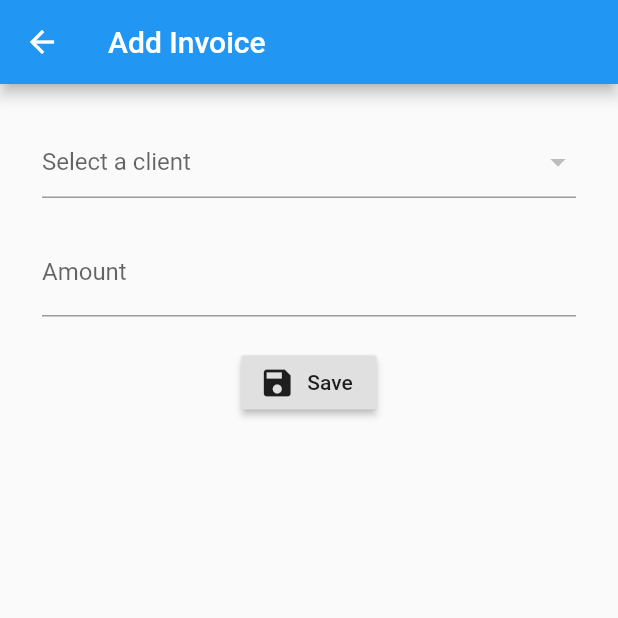
After one commit to ivangonzalezg/debts_flutter, a Flutter app: the AddInvoice screen opened by its route, on a phone screen of 412 x 824 dp, the top half of it. The commit adds this screen. Run offline on Flutter 3.47's test engine with Material 2 defaults, Android fonts, the phone set to English and light mode, and no system bars; our stand-ins replace sqflite; missing offline and left inert: random_color; accounts and stored records are empty.

Commit message:
Saving invoices

```diff
--- /dev/null
+++ b/lib/add_invoice.dart
@@ -0,0 +1,121 @@
+import 'package:debts/helpers/database.dart';
+import 'package:flutter/material.dart';
+
+void main() {
+  runApp(MaterialApp(
+    home: AddInvoice(),
+    theme: ThemeData(primaryColor: Colors.white),
+  ));
+}
+
+class AddInvoice extends StatefulWidget {
+  @override
+  _State createState() => _State();
+}
+
+class _State extends State<AddInvoice> {
+  DatabaseHelper helper = DatabaseHelper();
+
+  final _formKey = GlobalKey<FormState>();
+
+  final GlobalKey<ScaffoldState> _scaffold = GlobalKey<ScaffoldState>();
+
+  final _amountController = TextEditingController();
+
+  List<Client> clients = List();
+
+  String selectedClient;
+
+  @override
+  void initState() {
+    _initState();
+    super.initState();
+  }
+
+  Future<Null> _addInvoice(BuildContext context) async {
+    try {
+      Invoice invoice = new Invoice();
+      invoice.amount = int.parse(_amountController.text.toString());
+      invoice.clientId = int.parse(selectedClient);
+      await helper.saveInvoice(invoice);
+      Navigator.pop(context);
+    } catch (error) {
+      _scaffold.currentState.showSnackBar(
+        SnackBar(
+          content: Text(error.toString()),
+          backgroundColor: Colors.red[900],
+          duration: Duration(seconds: 1),
+        ),
+      );
+    }
+  }
+
+  @override
+  Widget build(BuildContext context) {
+    return Scaffold(
+      key: _scaffold,
+      appBar: AppBar(
+        title: Text("Add Invoice"),
+      ),
+      body: Container(
+        padding: EdgeInsets.all(28),
+        child: Form(
+          key: _formKey,
+          child: Column(
+            children: <Widget>[
+              DropdownButtonFormField<String>(
+                value: selectedClient,
+                onChanged: (String newValue) {
+                  setState(() {
+                    selectedClient = newValue;
+                  });
+                },
+                items: clients.map<DropdownMenuItem<String>>(
+                  (Client client) {
+                    return DropdownMenuItem<String>(
+                      value: client.id.toString(),
+                      child: Text(client.name),
+                    );
+                  },
+                ).toList(),
+                hint: Text("Select a client"),
+                isExpanded: true,
+                validator: (value) =>
+                    value == null ? 'Please selected a client' : null,
+              ),
+              SizedBox(
+                height: 20,
+              ),
+              TextFormField(
+                controller: _amountController,
+                validator: (value) =>
+                    value.isEmpty ? 'Please enter an amount' : null,
+                decoration: InputDecoration(
+                  labelText: "Amount",
+                ),
+                keyboardType: TextInputType.number,
+              ),
+              SizedBox(
+                height: 20,
+              ),
+              RaisedButton.icon(
+                onPressed: () => _formKey.currentState.validate()
+                    ? _addInvoice(context)
+                    : null,
+                label: Text("Save"),
+                icon: Icon(Icons.save),
+              ),
+            ],
+          ),
+        ),
+      ),
+    );
+  }
+
+  void _initState() async {
+    List<Client> list = await helper.getAllClients();
+    setState(() {
+      clients = list;
+    });
+  }
+}
--- a/lib/helpers/database.dart
+++ b/lib/helpers/database.dart
@@ -3,9 +3,12 @@ import 'package:sqflite/sqflite.dart';
 import 'package:path/path.dart';
 
 final String clientsTable = "clients";
+final String invoicesTable = "invoices";
 final String idColumn = "id";
 final String nameColumn = "name";
 final String colorColumn = "color";
+final String clientIdColumn = "client_id";
+final String amountColumn = "amount";
 final String createdAtColumn = "created_at";
 
 class DatabaseHelper {
@@ -29,31 +32,40 @@ class DatabaseHelper {
   Future<Database> initDb() async {
     final databasesPath = await getDatabasesPath();
     final path = join(databasesPath, "money_manager.db");
+    print(path);
     return await openDatabase(
       path,
       version: 1,
       onCreate: (Database db, int newerVersion) async {
         await db.execute(
             "CREATE TABLE $clientsTable($idColumn INTEGER PRIMARY KEY AUTOINCREMENT, $nameColumn TEXT, $colorColumn TEXT, $createdAtColumn TIMESTAMP DEFAULT CURRENT_TIMESTAMP)");
+        await db.execute(
+            "CREATE TABLE $invoicesTable($idColumn INTEGER PRIMARY KEY AUTOINCREMENT, $clientIdColumn INTEGER, $amountColumn INTEGER, $createdAtColumn TIMESTAMP DEFAULT CURRENT_TIMESTAMP, FOREIGN KEY($clientIdColumn) REFERENCES $clientsTable($idColumn))");
       },
     );
   }
 
   Future<Client> saveClient(Client client) async {
-    Database dbClient = await db;
+    Database database = await db;
     client.createdAt = DateTime.now().toString();
     client.color = RandomColor().randomColor().toString();
-    client.id = await dbClient.insert(clientsTable, client.toMap());
+    client.id = await database.insert(clientsTable, client.toMap());
     return client;
   }
 
+  Future<Invoice> saveInvoice(Invoice invoice) async {
+    Database database = await db;
+    invoice.createdAt = DateTime.now().toString();
+    invoice.id = await database.insert(invoicesTable, invoice.toMap());
+    return invoice;
+  }
+
   Future<Client> getClient(int id) async {
-    Database dbClient = await db;
-    List<Map> maps = await dbClient.query(clientsTable,
-        columns: [idColumn, nameColumn, createdAtColumn],
+    Database database = await db;
+    List<Map> maps = await database.query(clientsTable,
+        columns: [idColumn, nameColumn, colorColumn, createdAtColumn],
         where: "$idColumn = ?",
         whereArgs: [id]);
-
     if (maps.length > 0) {
       return Client.fromMap(maps.first);
     } else {
@@ -61,21 +73,46 @@ class DatabaseHelper {
     }
   }
 
+  Future<Invoice> getInvoice(int id) async {
+    Database database = await db;
+    List<Map> maps = await database.query(clientsTable,
+        columns: [idColumn, clientIdColumn, amountColumn, createdAtColumn],
+        where: "$idColumn = ?",
+        whereArgs: [id]);
+    if (maps.length > 0) {
+      return Invoice.fromMap(maps.first);
+    } else {
+      return null;
+    }
+  }
+
   Future<int> deleteClient(int id) async {
-    Database dbClient = await db;
-    return await dbClient
+    Database database = await db;
+    return await database
         .delete(clientsTable, where: "$idColumn = ?", whereArgs: [id]);
   }
 
+  Future<int> deleteInvoice(int id) async {
+    Database database = await db;
+    return await database
+        .delete(invoicesTable, where: "$idColumn = ?", whereArgs: [id]);
+  }
+
   Future<int> updateClient(Client client) async {
-    Database dbClient = await db;
-    return await dbClient.update(clientsTable, client.toMap(),
+    Database database = await db;
+    return await database.update(clientsTable, client.toMap(),
         where: "$idColumn = ?", whereArgs: [client.id]);
   }
 
+  Future<int> updateInvoice(Invoice invoice) async {
+    Database database = await db;
+    return await database.update(invoicesTable, invoice.toMap(),
+        where: "$idColumn = ?", whereArgs: [invoice.id]);
+  }
+
   Future<List> getAllClients() async {
-    Database dbClient = await db;
-    List listMap = await dbClient.rawQuery("SELECT * FROM $clientsTable");
+    Database database = await db;
+    List listMap = await database.rawQuery("SELECT * FROM $clientsTable");
     List<Client> listClient = List();
     for (Map m in listMap) {
       listClient.add(Client.fromMap(m));
@@ -83,9 +120,20 @@ class DatabaseHelper {
     return listClient;
   }
 
+  Future<List> getAllInvoices() async {
+    Database database = await db;
+    List listMap = await database.rawQuery(
+        "SELECT $invoicesTable.id , $clientsTable.name, $invoicesTable.amount, $invoicesTable.created_at FROM $invoicesTable INNER JOIN $clientsTable ON $invoicesTable.$clientIdColumn = $clientsTable.id");
+    List<InvoiceResponse> listInvoice = List();
+    for (Map m in listMap) {
+      listInvoice.add(InvoiceResponse.fromMap(m));
+    }
+    return listInvoice;
+  }
+
   Future close() async {
-    Database dbClient = await db;
-    dbClient.close();
+    Database database = await db;
+    database.close();
   }
 }
 
@@ -122,3 +170,71 @@ class Client {
     return "Client (id: $id, name: $name, color: $color ,created_at: $createdAt)";
   }
 }
+
+class Invoice {
+  int id;
+  int clientId;
+  int amount;
+  String createdAt;
+
+  Invoice();
+
+  Invoice.fromMap(Map map) {
+    id = map[idColumn];
+    clientId = map[clientIdColumn];
+    amount = map[amountColumn];
+    createdAt = map[createdAtColumn];
+  }
+
+  Map toMap() {
+    Map<String, dynamic> map = {
+      idColumn: id,
+      clientIdColumn: clientId,
+      amountColumn: amount,
+      createdAtColumn: createdAt,
+    };
+    if (id != null) {
+      map[idColumn] = id;
+    }
+    return map;
+  }
+
+  @override
+  String toString() {
+    return "Client (id: $id, client_id: $clientId, amount: $amount ,created_at: $createdAt)";
+  }
+}
+
+class InvoiceResponse {
+  int id;
+  String name;
+  int amount;
+  String createdAt;
+
+  InvoiceResponse();
+
+  InvoiceResponse.fromMap(Map map) {
+    id = map[idColumn];
+    name = map[nameColumn];
+    amount = map[amountColumn];
+    createdAt = map[createdAtColumn];
+  }
+
+  Map toMap() {
+    Map<String, dynamic> map = {
+      idColumn: id,
+      nameColumn: name,
+      amountColumn: amount,
+      createdAtColumn: createdAt,
+    };
+    if (id != null) {
+      map[idColumn] = id;
+    }
+    return map;
+  }
+
+  @override
+  String toString() {
+    return "Client (id: $id, name: $name, amount: $amount ,created_at: $createdAt)";
+  }
+}
```
Also changed, not shown: lib/add_client.dart (+3 -7 lines), lib/main.dart (+57 -9 lines).
